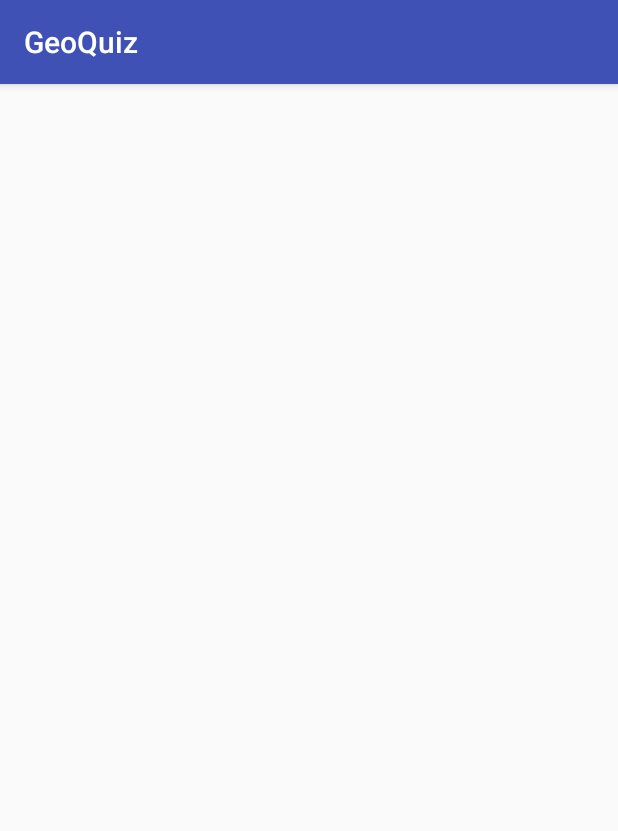
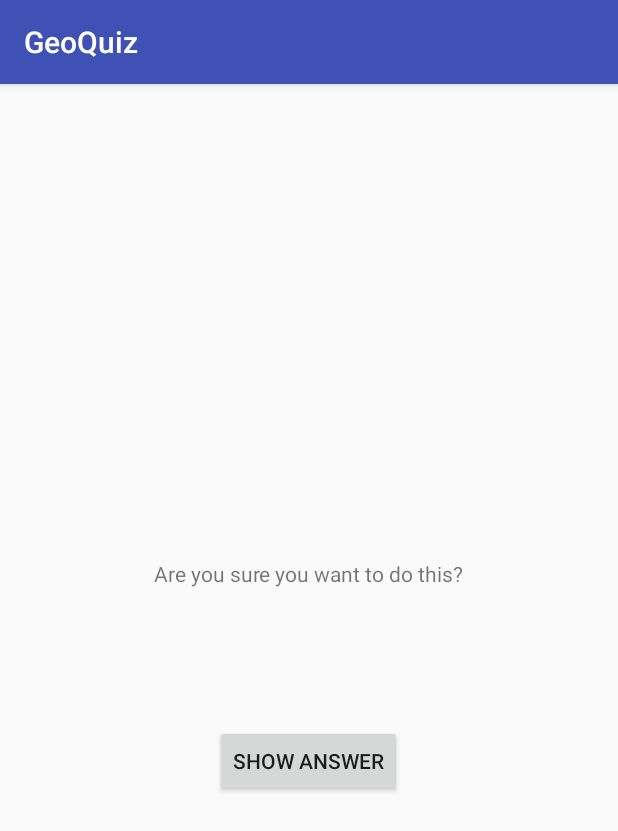
Before and after one commit to nilzyj/bignerdranchApp, an Android app: the CheatActivity screen opened directly, with no data from a screen before it, on a phone screen of 412 x 824 dp. Shown: the top 831 px of the screen. Run offline under Robolectric (Android 15) with nearby library versions, the phone set to English and light mode, and no system bars.

Commit message:
chapter 5 cheat

```diff
--- a/GeoQuiz/app/src/main/java/com/bignerdranch/android/geoquiz/CheatActivity.java
+++ b/GeoQuiz/app/src/main/java/com/bignerdranch/android/geoquiz/CheatActivity.java
@@ -1,13 +1,57 @@
 package com.bignerdranch.android.geoquiz;
 
+import android.content.Context;
+import android.content.Intent;
 import android.support.v7.app.AppCompatActivity;
 import android.os.Bundle;
+import android.view.View;
+import android.widget.Button;
+import android.widget.TextView;
 
 public class CheatActivity extends AppCompatActivity {
+    private static final String EXTRA_ANSWER_IS_TRUE =
+            "com.bignerdranch.android.geoquiz.answer_is_true";
+    private static final String EXTRA_ANSWER_SHOWN =
+            "com.bignerdranch.android.geoquiz.answer_shown";
+    private boolean mAnswerIsTrue;
+    private TextView mAnswerTextView;
+    private Button mShowAnswer;
+
+    public static Intent newIntent(Context context, boolean answerIsTrue){
+        Intent i = new Intent(context,CheatActivity.class);
+        i.putExtra(EXTRA_ANSWER_IS_TRUE, answerIsTrue);
+        return i;
+    }
+
+    public static boolean wasAnswerShown(Intent result){
+        return result.getBooleanExtra(EXTRA_ANSWER_SHOWN,false);
+    }
 
     @Override
     protected void onCreate(Bundle savedInstanceState) {
         super.onCreate(savedInstanceState);
         setContentView(R.layout.activity_cheat);
+
+        mAnswerIsTrue = getIntent().getBooleanExtra(EXTRA_ANSWER_IS_TRUE, false);
+
+        mAnswerTextView = (TextView) findViewById(R.id.answerTextView);
+        mShowAnswer = (Button) findViewById(R.id.showAnswerButton);
+        mShowAnswer.setOnClickListener(new View.OnClickListener() {
+            @Override
+            public void onClick(View view) {
+                if(mAnswerIsTrue){
+                    mAnswerTextView.setText(R.string.true_button);
+                } else {
+                    mAnswerTextView.setText(R.string.false_button);
+                }
+                setAnswerShownResult(true);
+            }
+        });
+    }
+
+    private void setAnswerShownResult(boolean isAnswerShown){
+        Intent data = new Intent();
+        data.putExtra(EXTRA_ANSWER_SHOWN, isAnswerShown);
+        setResult(RESULT_OK, data);
     }
 }
--- a/GeoQuiz/app/src/main/java/com/bignerdranch/android/geoquiz/Question.java
+++ b/GeoQuiz/app/src/main/java/com/bignerdranch/android/geoquiz/Question.java
@@ -26,6 +26,5 @@ public class Question {
     public Question(int textResId, boolean answerTrue){
         mTextResId = textResId;
         mAnswerTrue = answerTrue;
-
     }
 }
--- a/GeoQuiz/app/src/main/res/layout/activity_cheat.xml
+++ b/GeoQuiz/app/src/main/res/layout/activity_cheat.xml
@@ -1,13 +1,29 @@
 <?xml version="1.0" encoding="utf-8"?>
-<RelativeLayout
-    xmlns:android="http://schemas.android.com/apk/res/android"
-    xmlns:tools="http://schemas.android.com/tools"
-    android:layout_width="match_parent"
-    android:layout_height="match_parent"
-    android:paddingBottom="@dimen/activity_vertical_margin"
-    android:paddingLeft="@dimen/activity_horizontal_margin"
-    android:paddingRight="@dimen/activity_horizontal_margin"
-    android:paddingTop="@dimen/activity_vertical_margin"
-    tools:context="com.bignerdranch.android.geoquiz.CheatActivity">
+<LinearLayout xmlns:android="http://schemas.android.com/apk/res/android"
+              xmlns:tools="http://schemas.android.com/tools"
+              android:layout_width="match_parent"
+              android:layout_height="match_parent"
+              android:gravity="center"
+              android:orientation="vertical"
+              tools:context=".CheatActivity">
 
-</RelativeLayout>
+    <TextView
+        android:layout_width="wrap_content"
+        android:layout_height="wrap_content"
+        android:padding="24dp"
+        android:text="@string/warning_text"/>
+
+    <TextView
+        android:id="@+id/answerTextView"
+        android:layout_width="wrap_content"
+        android:layout_height="wrap_content"
+        android:padding="24dp"
+        tools:text="Answer"/>
+
+    <Button
+        android:id="@+id/showAnswerButton"
+        android:layout_width="wrap_content"
+        android:layout_height="wrap_content"
+        android:text="@string/show_answer_button"/>
+
+</LinearLayout>
```
Also changed, not shown: GeoQuiz/app/src/main/java/com/bignerdranch/android/geoquiz/QuizActivity.java (+39 -4 lines), GeoQuiz/app/src/main/res/layout-land/activity_quiz.xml (+7 -0 lines), GeoQuiz/app/src/main/res/layout/activity_quiz.xml (+7 -0 lines).
